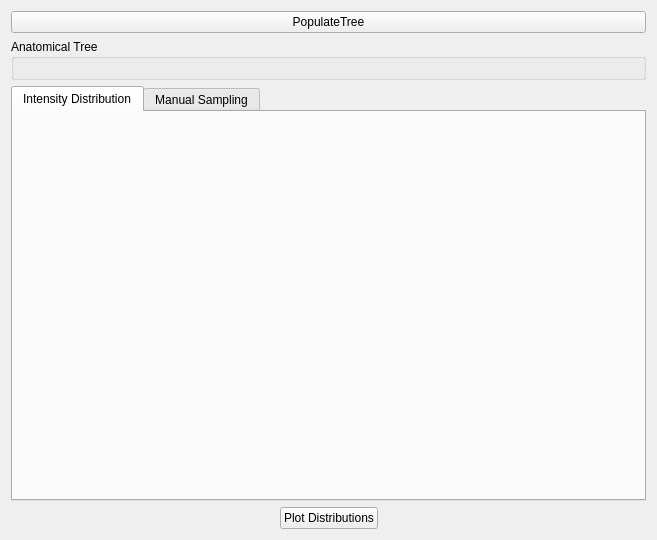
jcfr/Slicer3, file QTModules/EMSegment/Resources/UI/qSlicerEMSegmentSpecifyIntensityDistributionPanel.ui: the form before one commit.
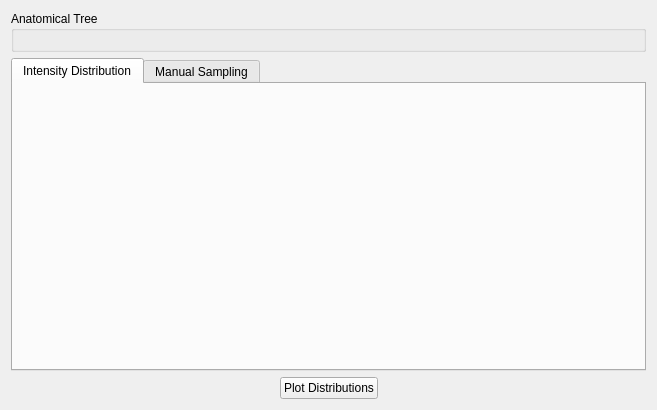
The form after the commit. Custom widgets are drawn as their Qt base class.

Commit message:
ENH: EMSegment - Added virtual method setup to qSlicerEMSegmentWidget and updated Panel to use it
The setup method can be overloaded to initialize UI

Ideally, the panel would be initialized when a valid vtkMRMLEMSNode is set

Diff of the .ui file:
```diff
--- a/QTModules/EMSegment/Resources/UI/qSlicerEMSegmentSpecifyIntensityDistributionPanel.ui
+++ b/QTModules/EMSegment/Resources/UI/qSlicerEMSegmentSpecifyIntensityDistributionPanel.ui
@@ -7,20 +7,13 @@
     <x>0</x>
     <y>0</y>
     <width>657</width>
-    <height>540</height>
+    <height>410</height>
    </rect>
   </property>
   <property name="windowTitle">
    <string>Form</string>
   </property>
   <layout class="QVBoxLayout" name="verticalLayout_2">
-   <item>
-    <widget class="QPushButton" name="PopulateTreeButton">
-     <property name="text">
-      <string>PopulateTree</string>
-     </property>
-    </widget>
-   </item>
    <item>
     <widget class="ctkCollapsibleGroupBox" name="AnatomicalTreeCollapsibleGroupBox">
      <property name="title">
@@ -42,6 +35,12 @@
    </item>
    <item>
     <widget class="QTabWidget" name="tabWidget">
+     <property name="minimumSize">
+      <size>
+       <width>0</width>
+       <height>150</height>
+      </size>
+     </property>
      <property name="currentIndex">
       <number>0</number>
      </property>
```
Left out of the diff: 16 changed lines with no effect on the pictures. The commit also changes 13 other files.
